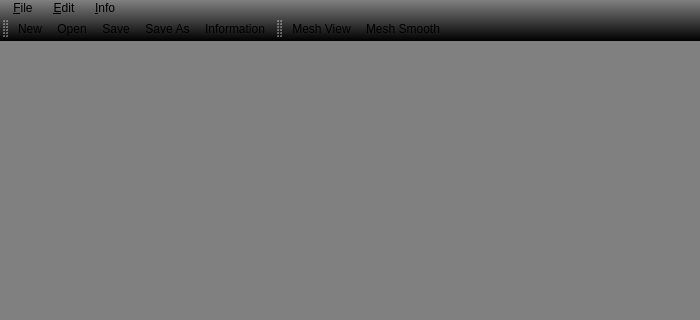
hksonngan/cuteteddy, file teddy/teddy/tmainwind.ui: the form before one commit; both pictures show x 0 to 700 and y 0 to 320 of the 700 by 700 pixel window.
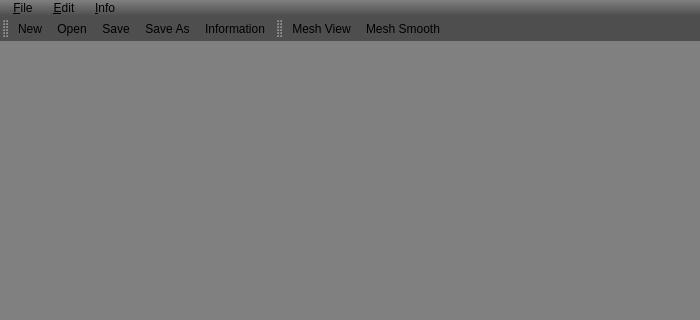
The form after the commit. Icons and pictures are not drawn.

The edit to the form file:
```diff
--- a/teddy/teddy/tmainwind.ui
+++ b/teddy/teddy/tmainwind.ui
@@ -32,6 +32,7 @@
 QMenuBar::item:selected { /* when selected using mouse or keyboard */
     color: white;
 	background: rgba(100, 100, 255, 255);
+    border-radius: 3px;
 }
 QMenuBar::item:pressed {
     color: white;
@@ -52,7 +53,7 @@
 	background-color: #456789
 }
 QToolBar {
-	background-color: qlineargradient(x1:0, y1:0, x2:0, y2:1,stop:0 rgba(0, 0, 0, 100), stop:1 #000000);	
+	background-color: qlineargradient(x1:0, y1:0, x2:0, y2:1,stop:0 rgba(0, 0, 0, 100), stop:1 rgba(0, 0, 0, 100));	
 	border-color:#2020FF
 }
 QStatusBar {
```
Left out of the diff: 1 changed line with no effect on the pictures.
